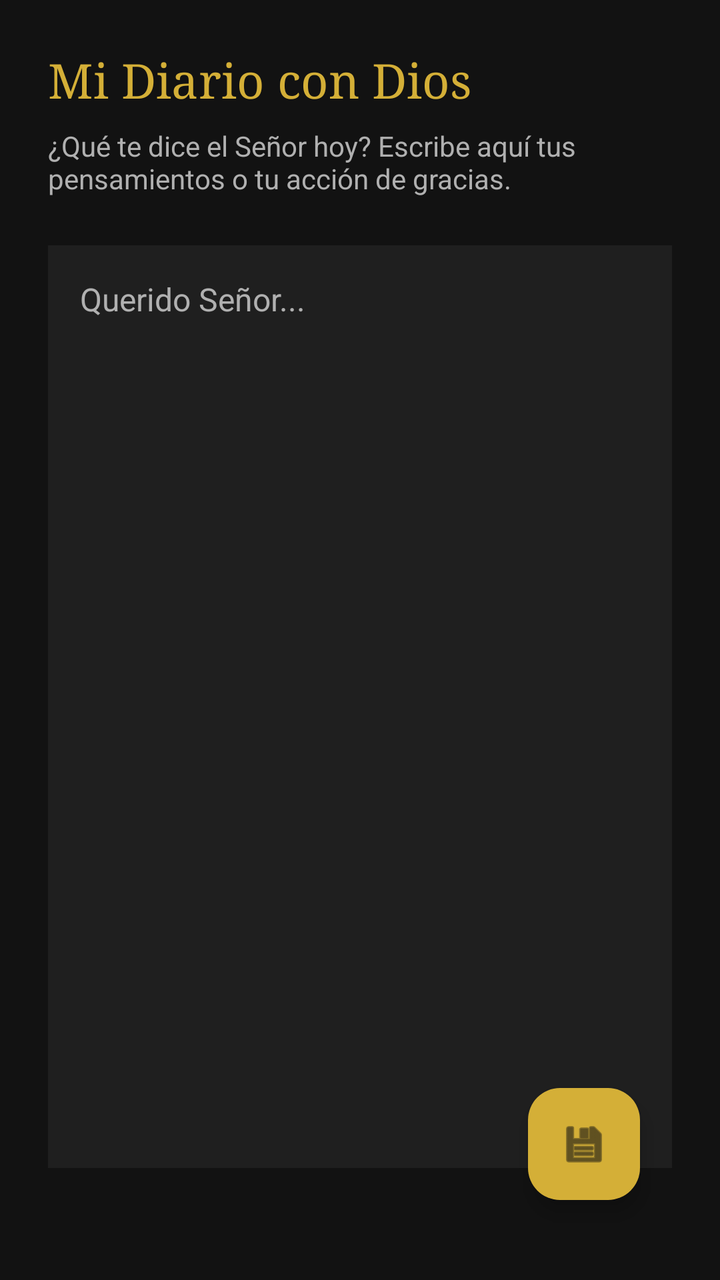
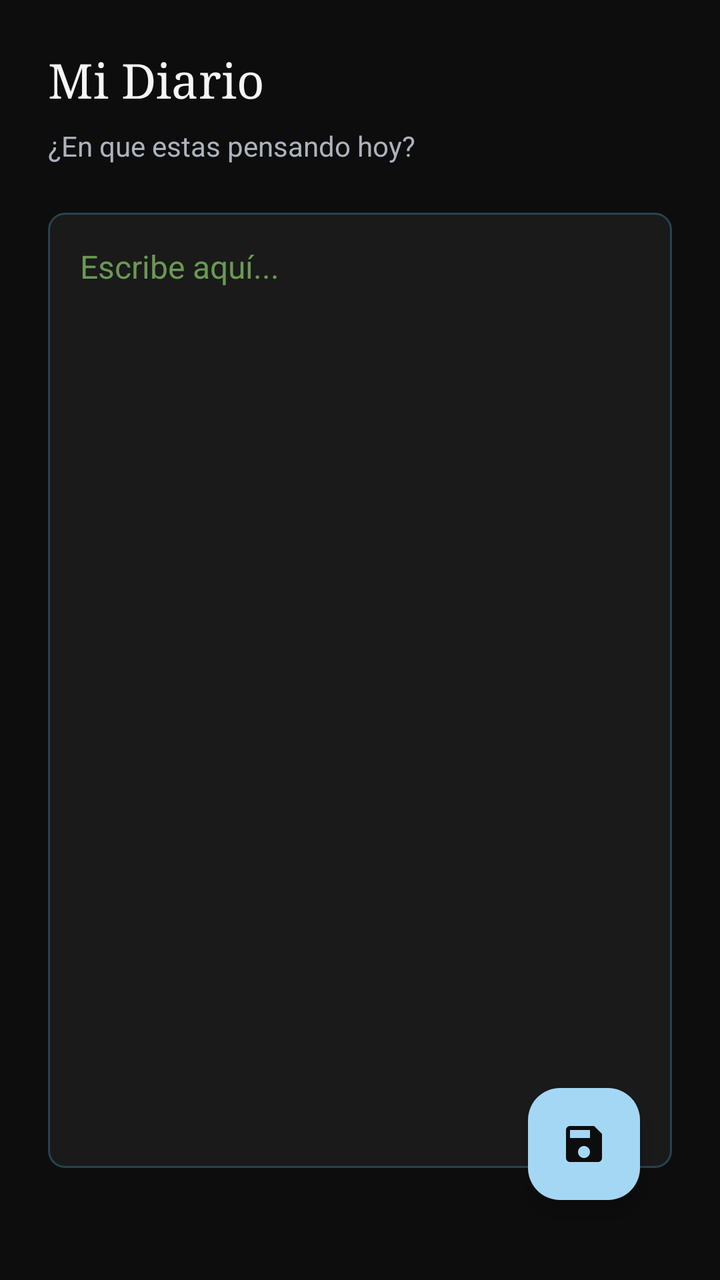

Before-and-after screenshots of an Android layout around one commit, followed by the original layout XML and the change that was made.
<!-- AndroidManifest.xml: application theme Theme.Recursoscatolicos -->
<!-- res/layout/activity_diario_new_item.xml -->
<?xml version="1.0" encoding="utf-8"?>
<androidx.constraintlayout.widget.ConstraintLayout
    xmlns:android="http://schemas.android.com/apk/res/android"
    xmlns:app="http://schemas.android.com/apk/res-auto"
    android:layout_width="match_parent"
    android:layout_height="match_parent"
    android:background="@color/deep_night"
    android:padding="24dp">

    <TextView
        android:id="@+id/tv_diario_title"
        android:layout_width="wrap_content"
        android:layout_height="wrap_content"
        android:text="Mi Diario con Dios"
        android:textColor="@color/soft_gold"
        android:textSize="24sp"
        android:fontFamily="serif"
        app:layout_constraintStart_toStartOf="parent"
        app:layout_constraintTop_toTopOf="parent" />

    <TextView
        android:id="@+id/tv_diario_subtitle"
        android:layout_width="0dp"
        android:layout_height="wrap_content"
        android:layout_marginTop="8dp"
        android:text="¿Qué te dice el Señor hoy? Escribe aquí tus pensamientos o tu acción de gracias."
        android:textColor="@color/text_secondary"
        android:textSize="14sp"
        app:layout_constraintEnd_toEndOf="parent"
        app:layout_constraintStart_toStartOf="parent"
        app:layout_constraintTop_toBottomOf="@id/tv_diario_title" />

    <EditText
        android:id="@+id/et_reflexion"
        android:layout_width="0dp"
        android:layout_height="0dp"
        android:layout_marginTop="24dp"
        android:layout_marginBottom="32dp"
        android:background="@color/dark_charcoal"
        android:gravity="top|start"
        android:hint="Querido Señor..."
        android:padding="16dp"
        android:textColor="@color/white"
        android:textColorHint="@color/text_secondary"
        android:textSize="16sp"
        app:layout_constraintBottom_toBottomOf="parent"
        app:layout_constraintEnd_toEndOf="parent"
        app:layout_constraintStart_toStartOf="parent"
        app:layout_constraintTop_toBottomOf="@id/tv_diario_subtitle" />

    <com.google.android.material.floatingactionbutton.FloatingActionButton
        android:id="@+id/fab_save"
        android:layout_width="wrap_content"
        android:layout_height="wrap_content"
        android:layout_margin="16dp"
        android:src="@android:drawable/ic_menu_save"
        app:backgroundTint="@color/soft_gold"
        app:layout_constraintBottom_toBottomOf="parent"
        app:layout_constraintEnd_toEndOf="parent"
        app:tint="@color/deep_night" />

</androidx.constraintlayout.widget.ConstraintLayout>
<!-- resources referenced by this layout -->
<resources>
  <color name="dark_charcoal">#1F1F1F</color>
  <color name="deep_night">#121212</color>
  <color name="soft_gold">#D4AF37</color>
  <color name="text_secondary">#B0B0B0</color>
  <color name="white">#FFFFFFFF</color>
  <style name="Theme.Recursoscatolicos" parent="Base.Theme.Recursoscatolicos" />
  <style name="Base.Theme.Recursoscatolicos" parent="Theme.Material3.DayNight.NoActionBar">
          
          <item name="colorPrimary">@color/soft_gold</item>
          <item name="colorOnPrimary">@color/deep_night</item>
          <item name="colorSecondary">@color/dark_charcoal</item>
          <item name="colorOnSecondary">@color/prayer_cream</item>
          <item name="android:windowBackground">@color/deep_night</item>
          <item name="colorSurface">@color/deep_night</item>
          <item name="colorOnSurface">@color/prayer_cream</item>
          <item name="colorError">#B00020</item>
          <item name="colorOnError">@color/white</item>
      </style>
  <color name="prayer_cream">#F5F5DC</color>
</resources>

<!-- the commit's change to res/layout/activity_diario_new_item.xml (unified diff, before → after) -->
@@ -4,15 +4,15 @@
     xmlns:app="http://schemas.android.com/apk/res-auto"
     android:layout_width="match_parent"
     android:layout_height="match_parent"
-    android:background="@color/deep_night"
+    android:background="@color/color_fondo"
     android:padding="24dp">
 
     <TextView
         android:id="@+id/tv_diario_title"
         android:layout_width="wrap_content"
         android:layout_height="wrap_content"
-        android:text="Mi Diario con Dios"
-        android:textColor="@color/soft_gold"
+        android:text="@string/mi_diario"
+        android:textColor="@color/color_primario"
         android:textSize="24sp"
         android:fontFamily="serif"
         app:layout_constraintStart_toStartOf="parent"
@@ -23,8 +23,8 @@
         android:layout_width="0dp"
         android:layout_height="wrap_content"
         android:layout_marginTop="8dp"
-        android:text="¿Qué te dice el Señor hoy? Escribe aquí tus pensamientos o tu acción de gracias."
-        android:textColor="@color/text_secondary"
+        android:text="@string/en_que_estas_pensando_hoy"
+        android:textColor="@color/gray_vscode"
         android:textSize="14sp"
         app:layout_constraintEnd_toEndOf="parent"
         app:layout_constraintStart_toStartOf="parent"
@@ -36,12 +36,12 @@
         android:layout_height="0dp"
         android:layout_marginTop="24dp"
         android:layout_marginBottom="32dp"
-        android:background="@color/dark_charcoal"
+        android:background="@drawable/bg_input"
         android:gravity="top|start"
-        android:hint="Querido Señor..."
+        android:hint="@string/escribe_aqui"
         android:padding="16dp"
-        android:textColor="@color/white"
-        android:textColorHint="@color/text_secondary"
+        android:textColor="@color/color_texto"
+        android:textColorHint="@color/vscode_comment"
         android:textSize="16sp"
         app:layout_constraintBottom_toBottomOf="parent"
         app:layout_constraintEnd_toEndOf="parent"
@@ -53,10 +53,10 @@
         android:layout_width="wrap_content"
         android:layout_height="wrap_content"
         android:layout_margin="16dp"
-        android:src="@android:drawable/ic_menu_save"
-        app:backgroundTint="@color/soft_gold"
+        android:src="@drawable/ic_save"
+        app:backgroundTint="@color/color_acento"
         app:layout_constraintBottom_toBottomOf="parent"
         app:layout_constraintEnd_toEndOf="parent"
-        app:tint="@color/deep_night" />
+        app:tint="@color/color_fondo" />
 
 </androidx.constraintlayout.widget.ConstraintLayout>
<!-- resource entries referenced after the edit -->
@@ -1,11 +1,41 @@
 <!-- resources referenced by this layout -->
 <resources>
-  <color name="dark_charcoal">#1F1F1F</color>
-  <color name="deep_night">#121212</color>
-  <color name="soft_gold">#D4AF37</color>
-  <color name="text_secondary">#B0B0B0</color>
-  <color name="white">#FFFFFFFF</color>
+  <color name="color_acento">#a4d7f4</color>
+  <color name="color_fondo">#0D0D0D</color>
+  <color name="color_primario">#F5F5F5</color>
+  <color name="color_texto">#E5E5E5</color>
+  <color name="gray_vscode">#acb3bf</color>
+  <color name="vscode_comment">#6a9955</color>
+  <!-- drawable bg_input (drawable) -->
+  <?xml version="1.0" encoding="utf-8"?>
+  <shape xmlns:android="http://schemas.android.com/apk/res/android">
+      <solid android:color="@color/color_tarjeta" />
+      <corners android:radius="8dp" />
+      <stroke
+          android:width="1dp"
+          android:color="@color/color_borde" />
+  </shape>
+  <!-- drawable ic_save (drawable) -->
+  <?xml version="1.0" encoding="utf-8"?>
+  <vector xmlns:android="http://schemas.android.com/apk/res/android"
+      android:width="24dp"
+      android:height="24dp"
+      android:viewportWidth="24"
+      android:viewportHeight="24">
+    <path
+        android:fillColor="@android:color/white"
+        android:pathData="M17,3H5C3.89,3 3,3.9 3,5V19C3,20.1 3.89,21 5,21H19C20.1,21 21,20.1 21,19V7L17,3M12,19C10.34,19 9,17.66 9,16C9,14.34 10.34,13 12,13C13.66,13 15,14.34 15,16C15,17.66 13.66,19 12,19M15,9H5V5H15V9Z"/>
+  </vector>
+  <string name="en_que_estas_pensando_hoy">¿En que estas pensando hoy?</string>
+  <string name="escribe_aqui">Escribe aquí...</string>
+  <string name="mi_diario">Mi Diario</string>
+  <color name="dark_charcoal">#1A1A1A</color>
+  <color name="deep_night">#0D0D0D</color>
+  <color name="soft_gold">#a4d7f4</color>
+  <color name="white">#F5F5F5</color>
   <style name="Theme.Recursoscatolicos" parent="Base.Theme.Recursoscatolicos" />
+  <color name="color_tarjeta">#1A1A1A</color>
+  <color name="color_borde">#4D5FAEDB</color>
   <style name="Base.Theme.Recursoscatolicos" parent="Theme.Material3.DayNight.NoActionBar">
           
           <item name="colorPrimary">@color/soft_gold</item>
@@ -18,6 +48,6 @@
           <item name="colorError">#B00020</item>
           <item name="colorOnError">@color/white</item>
       </style>
-  <color name="prayer_cream">#F5F5DC</color>
+  <color name="prayer_cream">#E5E5E5</color>
 </resources>
 
